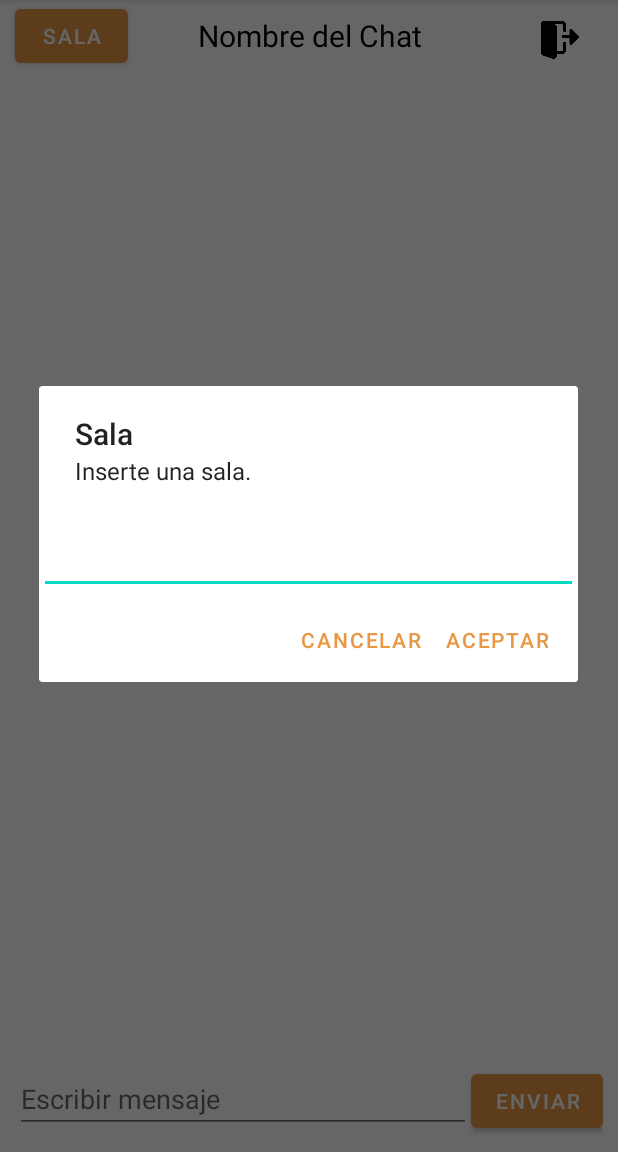
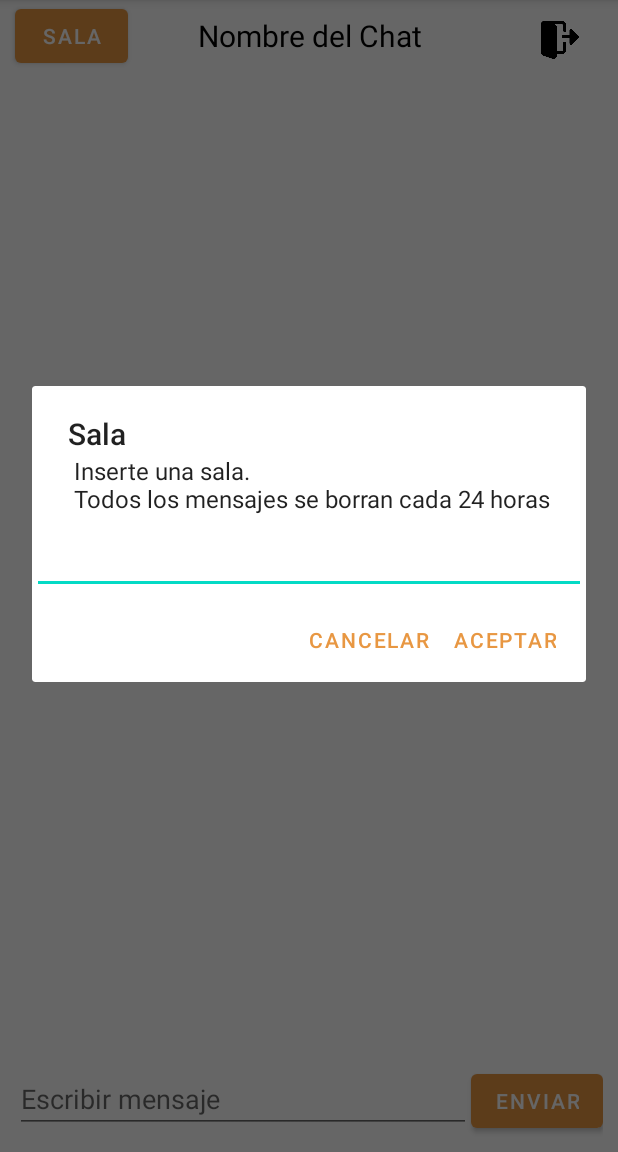
Before and after one commit to MarkelCareaga/MerakiApp, an Android app: the fragment ChatFragment shown on its own in the app's theme, on a phone screen of 412 x 824 dp, the part 84-1236 px from its top. Run offline under Robolectric (Android 15) with nearby library versions, the phone set to English and light mode, and no system bars; libraries missing offline, so code that uses them is left out: io.socket.client; Roboto replaces fonts that are not available here.

Commit message:
chat con horas

```diff
--- a/app/src/main/java/com/example/merakiapp/ui/chat/ChatFragment.kt
+++ b/app/src/main/java/com/example/merakiapp/ui/chat/ChatFragment.kt
@@ -3,6 +3,7 @@ package com.example.merakiapp.ui.chat
 import android.annotation.SuppressLint
 import android.app.AlertDialog
 import android.content.Intent
+import android.os.Build
 import androidx.lifecycle.ViewModelProvider
 import android.os.Bundle
 import androidx.fragment.app.Fragment
@@ -11,6 +12,7 @@ import android.view.View
 import android.view.ViewGroup
 import android.widget.EditText
 import android.widget.Toast
+import androidx.annotation.RequiresApi
 import androidx.lifecycle.lifecycleScope
 import androidx.navigation.fragment.findNavController
 import com.example.merakiapp.R
@@ -26,7 +28,10 @@ import kotlinx.coroutines.withContext
 import org.json.JSONArray
 import org.json.JSONObject
 import java.lang.Thread.sleep
+import java.text.DateFormat
 import java.text.SimpleDateFormat
+import java.time.LocalDateTime
+import java.time.format.DateTimeFormatter
 import java.util.*
 
 class ChatFragment : Fragment() {
@@ -37,7 +42,8 @@ class ChatFragment : Fragment() {
 
     // Declara una variable "PreguntasAdapter" de tipo PreguntasAdapter
     private lateinit var mensajesAdapter: MensajeAdapter
-
+    @RequiresApi(Build.VERSION_CODES.O)
+    private var formatoData = DateTimeFormatter.ofPattern("yyyy/MM/dd")
     // Esta propiedad solo es válida entre onCreateView y onDestroyView.
     private val binding get() = _binding!!
 
@@ -59,6 +65,7 @@ class ChatFragment : Fragment() {
         return binding.root
     }
 
+    @RequiresApi(Build.VERSION_CODES.O)
     @SuppressLint("SuspiciousIndentation")
     override fun onViewCreated(view: View, savedInstanceState: Bundle?) {
         super.onViewCreated(view, savedInstanceState)
@@ -81,9 +88,6 @@ class ChatFragment : Fragment() {
         }
 
         _binding!!.btnCerrar.setOnClickListener() {
-            activity?.getSharedPreferences("datosUsuario", 0)!!.edit().putString("nombre", "")
-                .apply()
-            activity?.getSharedPreferences("datosUsuario", 0)!!.edit().putString("sala", "").apply()
            this.requireContext().stopService(intent)
             findNavController().navigate(R.id.nav_chat)
         }
@@ -95,10 +99,10 @@ class ChatFragment : Fragment() {
                  */
                 // ------------------- TEST -------------------
                 mensaje = binding.textMensaje.text.toString()
-                val fecha = ""
-
+                val fecha = LocalDateTime.now().format(formatoData)
+                println(fecha)
                     ServicioChat.enviarmensaje(nombre, sala, mensaje, fecha)
-                sleep(3000)
+                sleep(1000)
                      mensajesAdapter = MensajeAdapter(ServicioChat.mensajes, ServicioChat.socketId, sala)
                       _binding!!.mensajesRecyclerView.adapter = mensajesAdapter
 
@@ -121,9 +125,12 @@ class ChatFragment : Fragment() {
 
     }
 
+    @SuppressLint("SuspiciousIndentation")
     private fun dialogoSala() {
         val title = getString(R.string.sala)
-        val message = getString(R.string.errorSala)
+        val mensajeServer = "Todos los mensajes se borran cada 24 horas"
+
+        val message = " ${getString(R.string.errorSala)} \n ${mensajeServer}"
         val inputEditTextField = EditText(requireActivity())
         val dialog = AlertDialog.Builder(requireContext())
             .setTitle(title)
@@ -144,7 +151,7 @@ class ChatFragment : Fragment() {
                     sala = activity?.getSharedPreferences("datosUsuario", 0)?.getString("sala", "").toString()
                 // ------------------- TEST -------------------
                          ServicioChat.sala(nombre, sala)
-                            sleep(3000)
+                            sleep(2000)
                                mensajesAdapter = MensajeAdapter(ServicioChat.mensajes, ServicioChat.socketId, sala)
                             _binding!!.mensajesRecyclerView.adapter = mensajesAdapter
 
```
Also changed, not shown: app/src/main/java/com/example/merakiapp/servicios/ServicioChat.kt (+4 -3 lines).
